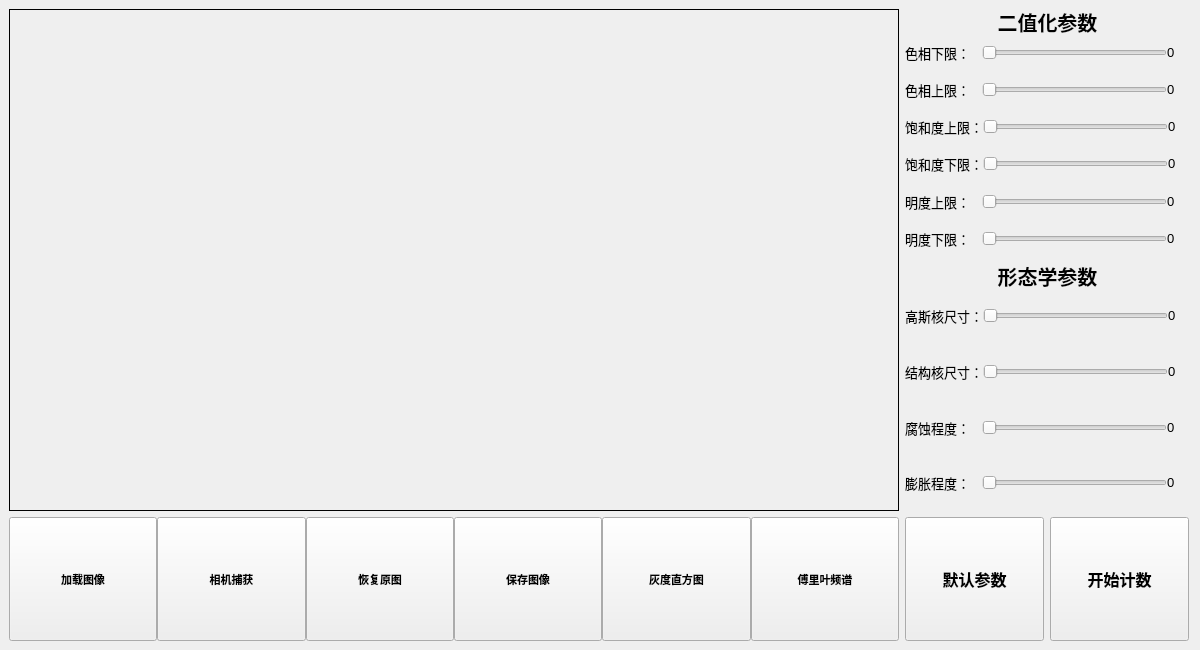
Before: the Qt Designer form MainWindow.ui in Humble-Engineer/cells_detect, drawn with Qt 5.
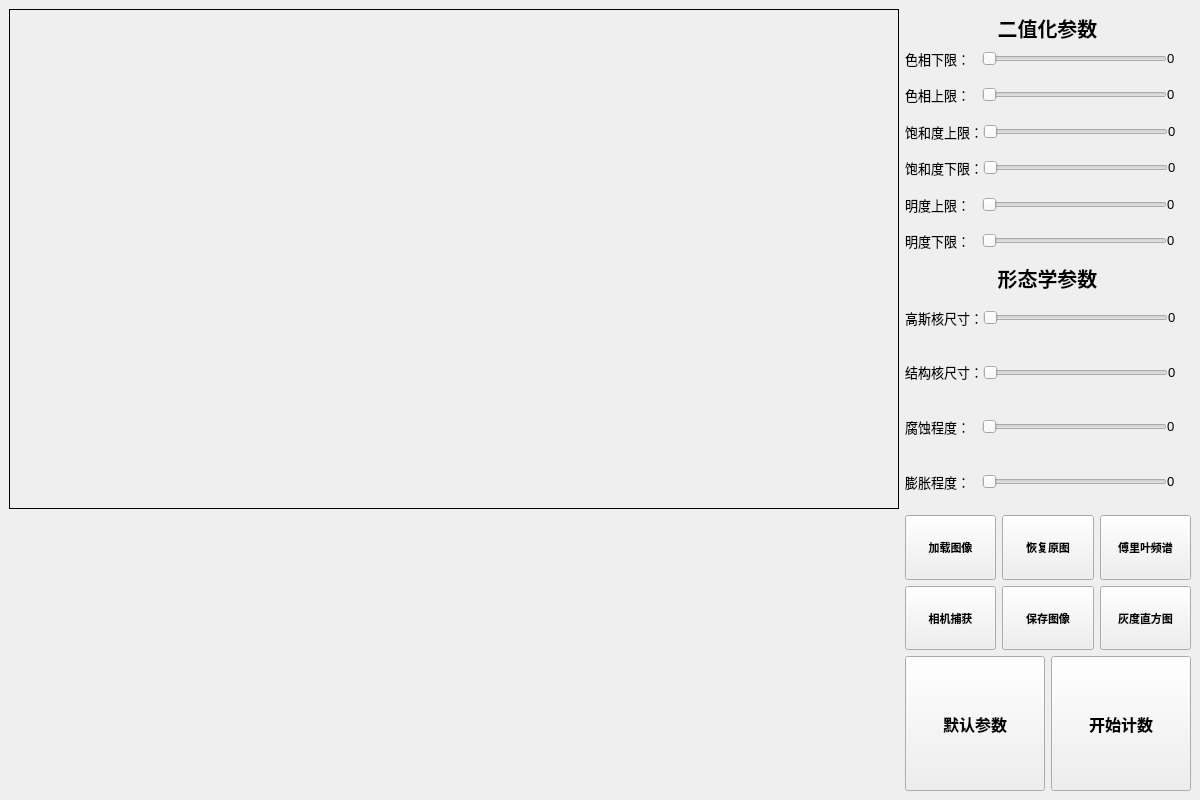
After: the same form once the commit is applied.

Commit message: 简易集成版，加载图像可能导致x轴缺失

Patch:
```diff
--- a/MainWindow.ui
+++ b/MainWindow.ui
@@ -7,7 +7,7 @@
     <x>0</x>
     <y>0</y>
     <width>1200</width>
-    <height>650</height>
+    <height>800</height>
    </rect>
   </property>
   <property name="sizePolicy">
@@ -19,13 +19,13 @@
   <property name="minimumSize">
    <size>
     <width>1200</width>
-    <height>650</height>
+    <height>800</height>
    </size>
   </property>
   <property name="maximumSize">
    <size>
-    <width>16777215</width>
-    <height>16777215</height>
+    <width>1200</width>
+    <height>800</height>
    </size>
   </property>
   <property name="font">
@@ -53,36 +53,8 @@
   </property>
   <widget class="QWidget" name="centralwidget">
    <layout class="QGridLayout" name="gridLayout">
-    <item row="0" column="0" rowspan="2">
-     <widget class="QLabel" name="result_img">
-      <property name="sizePolicy">
-       <sizepolicy hsizetype="Expanding" vsizetype="Expanding">
-        <horstretch>0</horstretch>
-        <verstretch>0</verstretch>
-       </sizepolicy>
-      </property>
-      <property name="minimumSize">
-       <size>
-        <width>890</width>
-        <height>500</height>
-       </size>
-      </property>
-      <property name="maximumSize">
-       <size>
-        <width>16777215</width>
-        <height>16777215</height>
-       </size>
-      </property>
-      <property name="frameShape">
-       <enum>QFrame::Shape::Panel</enum>
-      </property>
-      <property name="text">
-       <string/>
-      </property>
-     </widget>
-    </item>
-    <item row="0" column="1">
-     <layout class="QVBoxLayout" name="verticalLayout">
+    <item row="1" column="2">
+     <layout class="QVBoxLayout" name="mask_layout">
       <property name="spacing">
        <number>0</number>
       </property>
@@ -510,8 +482,8 @@
       </item>
      </layout>
     </item>
-    <item row="1" column="1">
-     <layout class="QVBoxLayout" name="verticalLayout_2">
+    <item row="2" column="2">
+     <layout class="QVBoxLayout" name="blur_layout">
       <property name="spacing">
        <number>0</number>
       </property>
@@ -823,15 +795,147 @@
       </item>
      </layout>
     </item>
-    <item row="2" column="0">
-     <layout class="QHBoxLayout" name="horizontalLayout_7">
-      <property name="spacing">
-       <number>0</number>
-      </property>
+    <item row="4" column="2">
+     <layout class="QHBoxLayout" name="count_layout">
       <property name="sizeConstraint">
        <enum>QLayout::SizeConstraint::SetDefaultConstraint</enum>
       </property>
       <item>
+       <widget class="QPushButton" name="default_button">
+        <property name="sizePolicy">
+         <sizepolicy hsizetype="MinimumExpanding" vsizetype="MinimumExpanding">
+          <horstretch>0</horstretch>
+          <verstretch>0</verstretch>
+         </sizepolicy>
+        </property>
+        <property name="minimumSize">
+         <size>
+          <width>0</width>
+          <height>0</height>
+         </size>
+        </property>
+        <property name="maximumSize">
+         <size>
+          <width>16777215</width>
+          <height>16777215</height>
+         </size>
+        </property>
+        <property name="font">
+         <font>
+          <pointsize>12</pointsize>
+          <italic>false</italic>
+          <bold>true</bold>
+          <underline>false</underline>
+         </font>
+        </property>
+        <property name="text">
+         <string>默认参数</string>
+        </property>
+       </widget>
+      </item>
+      <item>
+       <widget class="QPushButton" name="count_button">
+        <property name="sizePolicy">
+         <sizepolicy hsizetype="MinimumExpanding" vsizetype="MinimumExpanding">
+          <horstretch>0</horstretch>
+          <verstretch>0</verstretch>
+         </sizepolicy>
+        </property>
+        <property name="minimumSize">
+         <size>
+          <width>0</width>
+          <height>0</height>
+         </size>
+        </property>
+        <property name="maximumSize">
+         <size>
+          <width>16777215</width>
+          <height>16777215</height>
+         </size>
+        </property>
+        <property name="font">
+         <font>
+          <pointsize>12</pointsize>
+          <italic>false</italic>
+          <bold>true</bold>
+          <underline>false</underline>
+         </font>
+        </property>
+        <property name="text">
+         <string>开始计数</string>
+        </property>
+       </widget>
+      </item>
+     </layout>
+    </item>
+    <item row="3" column="2">
+     <layout class="QGridLayout" name="gridLayout_2">
+      <property name="sizeConstraint">
+       <enum>QLayout::SizeConstraint::SetDefaultConstraint</enum>
+      </property>
+      <item row="3" column="7">
+       <widget class="QPushButton" name="draw_button">
+        <property name="sizePolicy">
+         <sizepolicy hsizetype="MinimumExpanding" vsizetype="MinimumExpanding">
+          <horstretch>0</horstretch>
+          <verstretch>0</verstretch>
+         </sizepolicy>
+        </property>
+        <property name="minimumSize">
+         <size>
+          <width>90</width>
+          <height>50</height>
+         </size>
+        </property>
+        <property name="maximumSize">
+         <size>
+          <width>9999999</width>
+          <height>16777215</height>
+         </size>
+        </property>
+        <property name="font">
+         <font>
+          <pointsize>8</pointsize>
+          <bold>true</bold>
+         </font>
+        </property>
+        <property name="text">
+         <string>灰度直方图</string>
+        </property>
+       </widget>
+      </item>
+      <item row="1" column="7">
+       <widget class="QPushButton" name="fft_button">
+        <property name="sizePolicy">
+         <sizepolicy hsizetype="MinimumExpanding" vsizetype="MinimumExpanding">
+          <horstretch>0</horstretch>
+          <verstretch>0</verstretch>
+         </sizepolicy>
+        </property>
+        <property name="minimumSize">
+         <size>
+          <width>90</width>
+          <height>50</height>
+         </size>
+        </property>
+        <property name="maximumSize">
+         <size>
+          <width>9999999</width>
+          <height>16777215</height>
+         </size>
+        </property>
+        <property name="font">
+         <font>
+          <pointsize>8</pointsize>
+          <bold>true</bold>
+         </font>
+        </property>
+        <property name="text">
+         <string>傅里叶频谱</string>
+        </property>
+       </widget>
+      </item>
+      <item row="1" column="3">
        <widget class="QPushButton" name="load_button">
         <property name="enabled">
          <bool>true</bool>
@@ -844,14 +948,14 @@
         </property>
         <property name="minimumSize">
          <size>
-          <width>148</width>
-          <height>124</height>
+          <width>90</width>
+          <height>50</height>
          </size>
         </property>
         <property name="maximumSize">
          <size>
           <width>9999999</width>
-          <height>124</height>
+          <height>16777215</height>
          </size>
         </property>
         <property name="font">
@@ -867,7 +971,73 @@
         </property>
        </widget>
       </item>
-      <item>
+      <item row="3" column="5">
+       <widget class="QPushButton" name="save_button">
+        <property name="sizePolicy">
+         <sizepolicy hsizetype="MinimumExpanding" vsizetype="MinimumExpanding">
+          <horstretch>0</horstretch>
+          <verstretch>0</verstretch>
+         </sizepolicy>
+        </property>
+        <property name="minimumSize">
+         <size>
+          <width>90</width>
+          <height>50</height>
+         </size>
+        </property>
+        <property name="maximumSize">
+         <size>
+          <width>9999999</width>
+          <height>16777215</height>
+         </size>
+        </property>
+        <property name="font">
+         <font>
+          <pointsize>8</pointsize>
+          <italic>false</italic>
+          <bold>true</bold>
+          <underline>false</underline>
+         </font>
+        </property>
+        <property name="text">
+         <string>保存图像</string>
+        </property>
+       </widget>
+      </item>
+      <item row="1" column="5">
+       <widget class="QPushButton" name="reset_button">
+        <property name="sizePolicy">
+         <sizepolicy hsizetype="MinimumExpanding" vsizetype="MinimumExpanding">
+          <horstretch>0</horstretch>
+          <verstretch>0</verstretch>
+         </sizepolicy>
+        </property>
+        <property name="minimumSize">
+         <size>
+          <width>90</width>
+          <height>50</height>
+         </size>
+        </property>
+        <property name="maximumSize">
+         <size>
+          <width>9999999</width>
+          <height>16777215</height>
+         </size>
+        </property>
+        <property name="font">
+         <font>
+          <pointsize>8</pointsize>
+          <italic>false</italic>
+          <bold>true</bold>
+          <underline>false</underline>
+         </font>
+        </property>
+        <property name="text">
+         <string>恢复原图</string>
+        </property>
+       </widget>
+      </item>
+      <item row="3" column="3">
        <widget class="QPushButton" name="capture_button">
         <property name="enabled">
          <bool>true</bool>
@@ -880,14 +1050,14 @@
         </property>
         <property name="minimumSize">
          <size>
-          <width>148</width>
-          <height>124</height>
+          <width>90</width>
+          <height>50</height>
          </size>
         </property>
         <property name="maximumSize">
          <size>
           <width>9999999</width>
-          <height>124</height>
+          <height>16777215</height>
          </size>
         </property>
         <property name="font">
@@ -904,207 +1074,50 @@
         </property>
        </widget>
       </item>
-      <item>
-       <widget class="QPushButton" name="reset_button">
-        <property name="sizePolicy">
-         <sizepolicy hsizetype="MinimumExpanding" vsizetype="MinimumExpanding">
-          <horstretch>0</horstretch>
-          <verstretch>0</verstretch>
-         </sizepolicy>
-        </property>
-        <property name="minimumSize">
-         <size>
-          <width>148</width>
-          <height>124</height>
-         </size>
-        </property>
-        <property name="maximumSize">
-         <size>
-          <width>9999999</width>
-          <height>124</height>
-         </size>
-        </property>
-        <property name="font">
-         <font>
-          <pointsize>8</pointsize>
-          <italic>false</italic>
-          <bold>true</bold>
-          <underline>false</underline>
-         </font>
-        </property>
-        <property name="text">
-         <string>恢复原图</string>
-        </property>
-       </widget>
-      </item>
-      <item>
-       <widget class="QPushButton" name="save_button">
-        <property name="sizePolicy">
-         <sizepolicy hsizetype="MinimumExpanding" vsizetype="MinimumExpanding">
-          <horstretch>0</horstretch>
-          <verstretch>0</verstretch>
-         </sizepolicy>
-        </property>
-        <property name="minimumSize">
-         <size>
-          <width>148</width>
-          <height>124</height>
-         </size>
-        </property>
-        <property name="maximumSize">
-         <size>
-          <width>9999999</width>
-          <height>124</height>
-         </size>
-        </property>
-        <property name="font">
-         <font>
-          <pointsize>8</pointsize>
-          <italic>false</italic>
-          <bold>true</bold>
-          <underline>false</underline>
-         </font>
-        </property>
-        <property name="text">
-         <string>保存图像</string>
-        </property>
-       </widget>
-      </item>
-      <item>
-       <widget class="QPushButton" name="draw_button">
-        <property name="sizePolicy">
-         <sizepolicy hsizetype="MinimumExpanding" vsizetype="MinimumExpanding">
-          <horstretch>0</horstretch>
-          <verstretch>0</verstretch>
-         </sizepolicy>
-        </property>
-        <property name="minimumSize">
-         <size>
-          <width>148</width>
-          <height>124</height>
-         </size>
-        </property>
-        <property name="maximumSize">
-         <size>
-          <width>9999999</width>
-          <height>124</height>
-         </size>
-        </property>
-        <property name="font">
-         <font>
-          <pointsize>8</pointsize>
-          <bold>true</bold>
-         </font>
-        </property>
-        <property name="text">
-         <string>灰度直方图</string>
-        </property>
-       </widget>
-      </item>
-      <item>
-       <widget class="QPushButton" name="fft_button">
-        <property name="sizePolicy">
-         <sizepolicy hsizetype="MinimumExpanding" vsizetype="MinimumExpanding">
-          <horstretch>0</horstretch>
-          <verstretch>0</verstretch>
-         </sizepolicy>
-        </property>
-        <property name="minimumSize">
-         <size>
-          <width>148</width>
-          <height>124</height>
-         </size>
-        </property>
-        <property name="maximumSize">
-         <size>
-          <width>9999999</width>
-          <height>124</height>
-         </size>
-        </property>
-        <property name="font">
-         <font>
-          <pointsize>8</pointsize>
-          <bold>true</bold>
-         </font>
-        </property>
-        <property name="text">
-         <string>傅里叶频谱</string>
-        </property>
-       </widget>
-      </item>
      </layout>
     </item>
-    <item row="2" column="1">
-     <layout class="QHBoxLayout" name="horizontalLayout_8">
+    <item row="0" column="0" rowspan="3">
+     <widget class="QLabel" name="result_img">
+      <property name="sizePolicy">
+       <sizepolicy hsizetype="Expanding" vsizetype="Expanding">
+        <horstretch>0</horstretch>
+        <verstretch>0</verstretch>
+       </sizepolicy>
+      </property>
+      <property name="minimumSize">
+       <size>
+        <width>890</width>
+        <height>500</height>
+       </size>
+      </property>
+      <property name="maximumSize">
+       <size>
+        <width>16777215</width>
+        <height>16777215</height>
+       </size>
+      </property>
+      <property name="frameShape">
+       <enum>QFrame::Shape::Panel</enum>
+      </property>
+      <property name="text">
+       <string/>
+      </property>
+     </widget>
+    </item>
+    <item row="3" column="0" rowspan="2">
+     <layout class="QVBoxLayout" name="MatLayout">
       <property name="sizeConstraint">
-       <enum>QLayout::SizeConstraint::SetDefaultConstraint</enum>
+       <enum>QLayout::SizeConstraint::SetFixedSize</enum>
       </property>
-      <item>
-       <widget class="QPushButton" name="default_button">
-        <property name="sizePolicy">
-         <sizepolicy hsizetype="MinimumExpanding" vsizetype="MinimumExpanding">
-          <horstretch>0</horstretch>
-          <verstretch>0</verstretch>
-         </sizepolicy>
-        </property>
-        <property name="minimumSize">
-         <size>
-          <width>139</width>
-          <height>124</height>
-         </size>
-        </property>
-        <property name="maximumSize">
-         <size>
-          <width>139</width>
-          <height>124</height>
-         </size>
-        </property>
-        <property name="font">
-         <font>
-          <pointsize>12</pointsize>
-          <italic>false</italic>
-          <bold>true</bold>
-          <underline>false</underline>
-         </font>
-        </property>
-        <property name="text">
-         <string>默认参数</string>
-        </property>
-       </widget>
-      </item>
-      <item>
-       <widget class="QPushButton" name="count_button">
-        <property name="sizePolicy">
-         <sizepolicy hsizetype="MinimumExpanding" vsizetype="MinimumExpanding">
-          <horstretch>0</horstretch>
-          <verstretch>0</verstretch>
-         </sizepolicy>
-        </property>
-        <property name="minimumSize">
-         <size>
-          <width>139</width>
-          <height>124</height>
-         </size>
-        </property>
-        <property name="maximumSize">
-         <size>
-          <width>139</width>
-          <height>124</height>
-         </size>
-        </property>
-        <property name="font">
-         <font>
-          <pointsize>12</pointsize>
-          <italic>false</italic>
-          <bold>true</bold>
-          <underline>false</underline>
-         </font>
-        </property>
-        <property name="text">
-         <string>开始计数</string>
-        </property>
-       </widget>
-      </item>
+      <property name="topMargin">
+       <number>0</number>
+      </property>
+      <property name="rightMargin">
+       <number>0</number>
+      </property>
+      <property name="bottomMargin">
+       <number>0</number>
+      </property>
      </layout>
     </item>
    </layout>
```
The commit also changes 3 other files.
